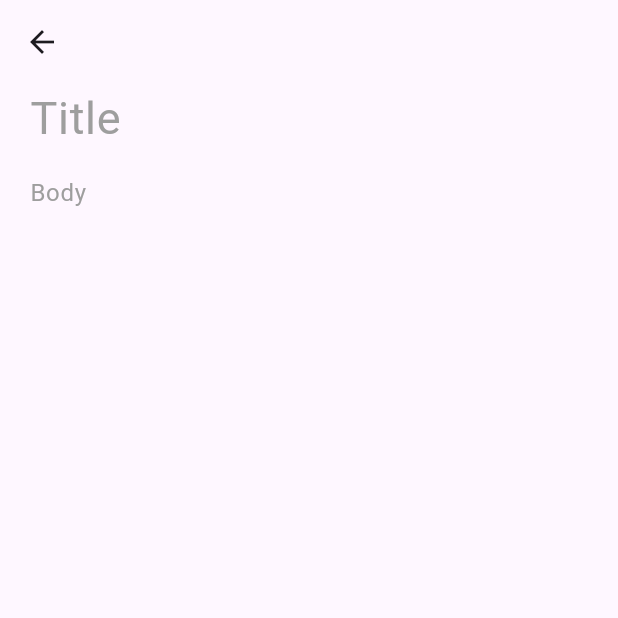
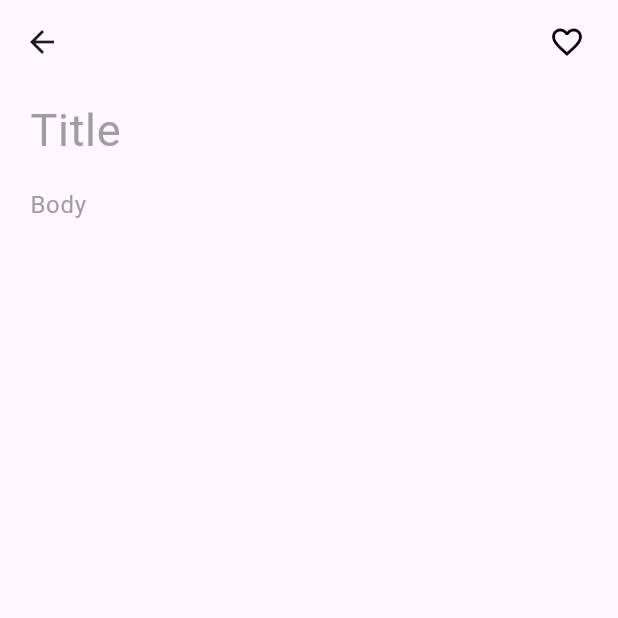
Before and after one commit to OdilBobosodikov/flutter_oflline_database_example_note_app, a Flutter app: the screen it shows after launch, after a tap on "New Note", on a phone screen of 412 x 824 dp, the top half of it. Run offline on Flutter 3.47's test engine with Material 3 defaults, Android fonts, the phone set to English and light mode, and no system bars; our stand-ins replace isar; accounts and stored records are empty; generated files the repository leaves out were written again.

Commit message:
Finished project

```diff
--- a/lib/main.dart
+++ b/lib/main.dart
@@ -22,7 +22,7 @@
         debugShowCheckedModeBanner: false,
         home: NotePage(),
       routes: {
-        "/note_creation_page": (context) => const NoteCreationPage(),
+        "/note_creation_page": (context) => NoteCreationPage(),
       },
     );
   }
--- a/lib/models/note.dart
+++ b/lib/models/note.dart
@@ -8,4 +8,5 @@ class Note {
   late String? text;
   late String? title;
   late DateTime lastModified;
+  late bool isFavorite;
 }
--- a/lib/pages/note_creation_page.dart
+++ b/lib/pages/note_creation_page.dart
@@ -1,39 +1,101 @@
 import 'package:flutter/material.dart';
+import 'package:offline_database_note_app/models/note_database.dart';
+import 'package:provider/provider.dart';
+import '../models/note.dart';
 
 class NoteCreationPage extends StatefulWidget {
-  const NoteCreationPage({super.key});
+  final Note? note;
+
+  const NoteCreationPage({super.key, this.note});
 
   @override
   State<NoteCreationPage> createState() => _NoteCreationPageState();
 }
 
 class _NoteCreationPageState extends State<NoteCreationPage> {
-  final titleController = TextEditingController();
-  final textController = TextEditingController();
+  late var titleController = TextEditingController();
+  late var textController = TextEditingController();
   final FocusNode _titleFocus = FocusNode();
   final FocusNode _textFocus = FocusNode();
+
+  bool favoriteStatus = false;
 
   @override
   void initState() {
     super.initState();
+
+    titleController = TextEditingController(text: widget.note?.title ?? "");
+    textController = TextEditingController(text: widget.note?.text ?? "");
+
+    favoriteStatus = widget.note?.isFavorite ?? false;
+
     _textFocus.addListener(() {
       setState(() {});
     });
     _titleFocus.addListener(() {
-      setState(() {}); // Rebuild when focus changes
+      setState(() {});
     });
   }
 
   @override
   void dispose() {
     _titleFocus.dispose();
+    _textFocus.dispose();
     super.dispose();
+  }
+
+  bool _hasText() {
+    return titleController.text.trim().isNotEmpty ||
+        textController.text.trim().isNotEmpty;
+  }
+
+  void updateFavoriteStatus() {
+    setState(() {
+      favoriteStatus = !favoriteStatus;
+    });
   }
 
   @override
   Widget build(BuildContext context) {
     return Scaffold(
-      appBar: AppBar(),
+      appBar: AppBar(
+        backgroundColor: Colors.transparent,
+        leading: IconButton(
+          icon: const Icon(Icons.arrow_back),
+          onPressed: () {
+            if(_hasText())
+            {
+              if (widget.note != null) {
+                context.read<NoteDatabase>().updateNote(
+                  widget.note!.id,
+                  textController.text,
+                  titleController.text,
+                  favoriteStatus,
+                );
+              } else {
+                context.read<NoteDatabase>().addNote(
+                  textController.text,
+                  titleController.text,
+                  favoriteStatus,
+                );
+              }
+            }
+            Navigator.pop(context);
+          },
+        ),
+        actions: [
+          Padding(
+            padding: const EdgeInsets.only(right: 10),
+            child: IconButton(
+              onPressed: updateFavoriteStatus,
+              icon: Icon(
+                favoriteStatus ? Icons.favorite : Icons.favorite_border,
+                color: favoriteStatus ? Colors.red : Colors.black,
+              ),
+            ),
+          ),
+        ],
+      ),
       body: Padding(
         padding: const EdgeInsets.only(left: 20),
         child: Column(
@@ -44,28 +106,27 @@ class _NoteCreationPageState extends State<NoteCreationPage> {
               maxLines: 1,
               cursorColor: Colors.transparent,
               textAlignVertical: TextAlignVertical.center,
-              style: TextStyle(fontSize: 30),
+              style: const TextStyle(fontSize: 30),
               decoration: InputDecoration(
+
                 hintText: "Title",
                 hintStyle: TextStyle(
                   fontSize: 30,
                   color: _titleFocus.hasFocus ? Colors.black : Colors.grey,
                 ),
-                focusedBorder: InputBorder.none,
-                enabledBorder: InputBorder.none,
-                isDense: true,
-                contentPadding: EdgeInsets.symmetric(vertical: 0),
                 border: InputBorder.none,
               ),
             ),
-
-
-            TextField(
+            Expanded(
+              child: TextField(
                 focusNode: _textFocus,
                 controller: textController,
+                keyboardType: TextInputType.multiline,
+                maxLines: null, // 👈 unlimited lines
+                expands: true,  // 👈 fills available space
                 cursorColor: Colors.transparent,
-              textAlignVertical: TextAlignVertical.center,
-              style: TextStyle(fontSize: 16),
+                textAlignVertical: TextAlignVertical.top, // 👈 align text at the top
+                style: const TextStyle(fontSize: 16),
                 decoration: InputDecoration(
                   hintText: "Body",
                   hintStyle: TextStyle(
@@ -75,6 +136,7 @@ class _NoteCreationPageState extends State<NoteCreationPage> {
                   border: InputBorder.none,
                 ),
               ),
+            ),
           ],
         ),
       ),
--- a/lib/pages/note_page.dart
+++ b/lib/pages/note_page.dart
@@ -1,6 +1,10 @@
 import 'package:flutter/material.dart';
+import 'package:offline_database_note_app/components/Note_UI.dart';
 import 'package:offline_database_note_app/models/note_database.dart';
 import 'package:provider/provider.dart';
+
+import '../models/note.dart';
+import '../themes/color.dart';
 
 class NotePage extends StatefulWidget {
   const NotePage({super.key});
@@ -10,15 +14,29 @@ class NotePage extends StatefulWidget {
 }
 
 class _NotePageState extends State<NotePage> {
+  void readNotes() => context.watch<NoteDatabase>().fetchNotes();
+
+  void updateFavoriteStatus(int id, bool isFavorite) =>
+      context.watch<NoteDatabase>().updateFavoriteStatus(id, isFavorite);
+
   @override
   Widget build(BuildContext context) {
+    readNotes();
+    final noteDatabase = context.watch<NoteDatabase>();
+
+    List<Note> notes = noteDatabase.currentNotes;
+
     return Scaffold(
       backgroundColor: Colors.grey[100],
       appBar: AppBar(
         elevation: 4,
         title: Text(
           "📝 My Notes",
-          style: TextStyle(fontWeight: FontWeight.bold, fontSize: 22, color: Colors.white),
+          style: TextStyle(
+            fontWeight: FontWeight.bold,
+            fontSize: 22,
+            color: Colors.white,
+          ),
         ),
         centerTitle: true,
         flexibleSpace: Container(
@@ -31,12 +49,26 @@ class _NotePageState extends State<NotePage> {
           ),
         ),
       ),
-      body: Center(
-        child: Text(
-          "No notes yet.\nTap + to add one!",
-          textAlign: TextAlign.center,
-          style: TextStyle(fontSize: 18, color: Colors.grey[700]),
+      body: GridView.builder(
+        gridDelegate: const SliverGridDelegateWithFixedCrossAxisCount(
+          crossAxisCount: 2,
+          crossAxisSpacing: 12,
+          mainAxisSpacing: 12,
         ),
+        padding: const EdgeInsets.all(12),
+        itemCount: notes.length,
+        itemBuilder: (context, index) {
+          return NoteUi(
+            index: index,
+            note: notes[index],
+            updateFunc: () => {
+              context.read<NoteDatabase>().updateFavoriteStatus(
+                notes[index].id,
+                !notes[index].isFavorite,
+              ),
+            },
+          );
+        },
       ),
       floatingActionButton: FloatingActionButton.extended(
         onPressed: () {
--- a/pubspec.yaml
+++ b/pubspec.yaml
@@ -30,7 +30,7 @@ environment:
 dependencies:
   flutter:
     sdk: flutter
-
+  intl: ^0.19.0
   # The following adds the Cupertino Icons font to your application.
   # Use with the CupertinoIcons class for iOS style icons.
   cupertino_icons: ^1.0.8
```
Also changed, not shown: lib/components/Note_UI.dart (added, +114 -0 lines), lib/models/note_database.dart (+16 -2 lines), lib/themes/color.dart (added, +13 -0 lines), lib/models/note.g.dart, pubspec.lock. Lines whose indentation alone changed are shown as unchanged.
